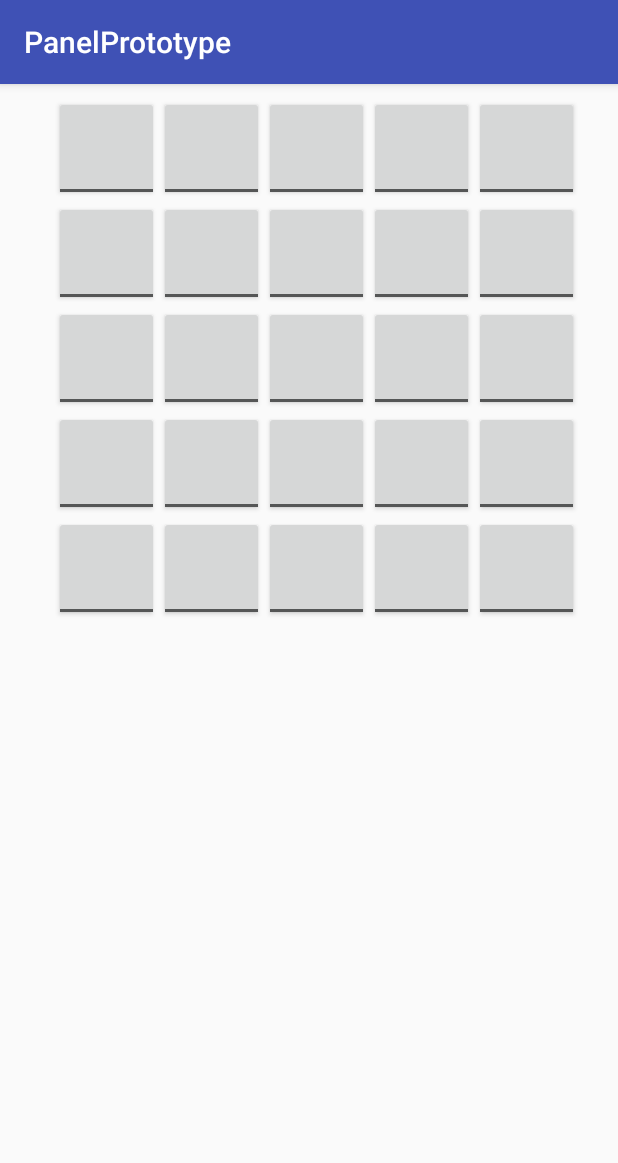
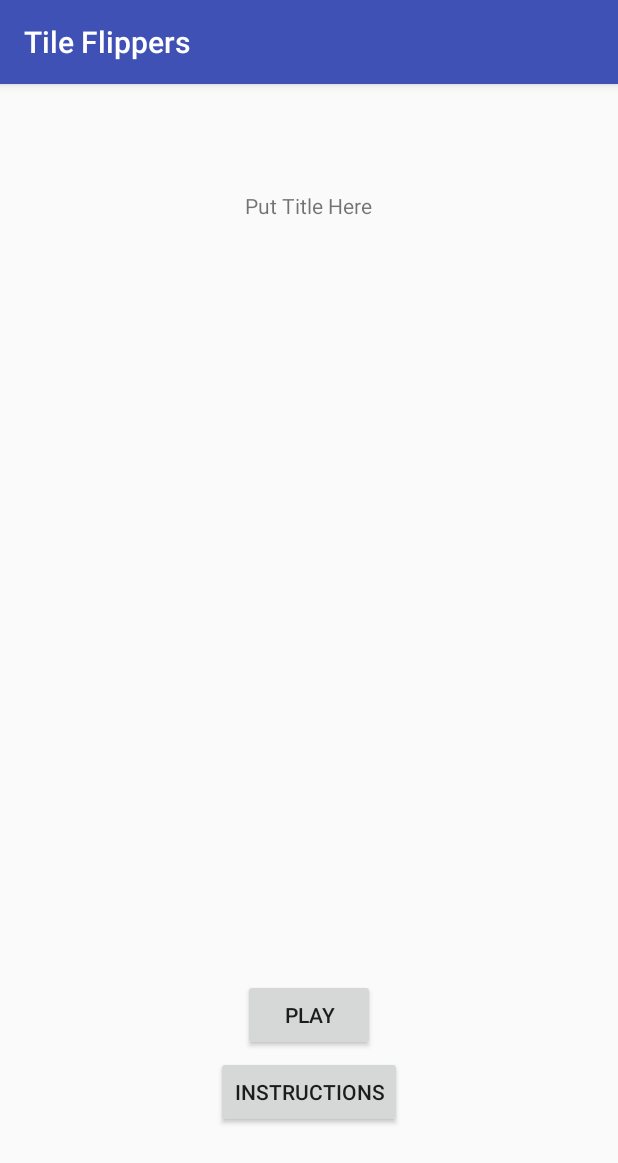
Before and after one commit to PlasmaDiffusion/PanelFlipPuzzleGame, an Android app: the screen it shows after launch (MainActivity before the commit, MenuActivity after it), on a phone screen of 412 x 824 dp. Shown: the top 1163 px of the screen. Run offline under Robolectric (Android 15) with nearby library versions, the phone set to English and light mode, and no system bars.

Commit message:
Menu and Misc
[Add]
-Menu intent that transitions into the game
-Game keeps track of how many times user flips tiles

[Mod]
-Tiles change color when flipped
-Tiles show 'X'/'O' when flipped

```diff
--- a/app/src/main/AndroidManifest.xml
+++ b/app/src/main/AndroidManifest.xml
@@ -10,6 +10,9 @@
         android:supportsRtl="true"
         android:theme="@style/AppTheme">
         <activity android:name=".MainActivity">
+
+        </activity>
+        <activity android:name=".MenuActivity">
             <intent-filter>
                 <action android:name="android.intent.action.MAIN" />
 
--- /dev/null
+++ b/app/src/main/java/com/example/a100580683/panelprototype/MenuActivity.java
@@ -0,0 +1,26 @@
+package com.example.a100580683.panelprototype;
+
+import android.content.Intent;
+import android.os.Bundle;
+import android.support.v7.app.AppCompatActivity;
+import android.view.View;
+
+/**
+ * Created by 100585588 on 11/29/2017.
+ */
+
+public class MenuActivity extends AppCompatActivity{
+    protected void onCreate(Bundle savedInstanceState) {
+        super.onCreate(savedInstanceState);
+        setContentView(R.layout.activity_menu);
+    }
+
+    public void startGame(View view){
+        Intent intent = new Intent(this, MainActivity.class);
+        startActivity(intent);
+    }
+
+    public void showTutorial(View view){
+
+    }
+}
--- a/app/src/main/res/layout/activity_main.xml
+++ b/app/src/main/res/layout/activity_main.xml
@@ -18,7 +18,7 @@
         app:layout_constraintLeft_toLeftOf="parent"
         app:layout_constraintRight_toRightOf="parent"
         app:layout_constraintTop_toTopOf="parent"
-        app:layout_constraintVertical_bias="0.0">
+        app:layout_constraintVertical_bias="1.0">
 
         <TableRow
             android:layout_width="match_parent"
@@ -31,7 +31,7 @@
                 android:checked="false"
                 android:onClick="flipPanel"
                 android:text="@string/togglebutton"
-                android:textOff = "@string/blank"
+                android:textOff="@string/blank"
 
                 />
 
@@ -42,7 +42,7 @@
                 android:checked="false"
                 android:onClick="flipPanel"
                 android:text="@string/togglebutton"
-                android:textOff = "@string/blank"/>
+                android:textOff="@string/blank" />
 
 
             <ToggleButton
@@ -52,7 +52,7 @@
                 android:checked="false"
                 android:onClick="flipPanel"
                 android:text="@string/togglebutton"
-                android:textOff = "@string/blank"/>
+                android:textOff="@string/blank" />
 
             <ToggleButton
                 android:id="@+id/toggleButton3"
@@ -61,22 +61,21 @@
                 android:checked="false"
                 android:onClick="flipPanel"
                 android:text="@string/togglebutton"
-                android:textOff = "@string/blank"/>
+                android:textOff="@string/blank" />
 
             <ToggleButton
                 android:id="@+id/toggleButton4"
                 android:layout_width="70dp"
                 android:layout_height="70dp"
                 android:checked="false"
+                android:onClick="flipPanel"
                 android:text="@string/togglebutton"
-                android:onClick="flipPanel"
-                android:textOff = "@string/blank"
-                />
+                android:textOff="@string/blank" />
         </TableRow>
 
         <TableRow
             android:layout_width="match_parent"
-            android:layout_height="match_parent" >
+            android:layout_height="match_parent">
 
             <ToggleButton
                 android:id="@+id/toggleButton5"
@@ -85,7 +84,7 @@
                 android:checked="false"
                 android:onClick="flipPanel"
                 android:text="@string/togglebutton"
-                android:textOff = "@string/blank"/>
+                android:textOff="@string/blank" />
 
             <ToggleButton
                 android:id="@+id/toggleButton6"
@@ -94,7 +93,7 @@
                 android:checked="false"
                 android:onClick="flipPanel"
                 android:text="@string/togglebutton"
-                android:textOff = "@string/blank"/>
+                android:textOff="@string/blank" />
 
             <ToggleButton
                 android:id="@+id/toggleButton7"
@@ -103,7 +102,7 @@
                 android:checked="false"
                 android:onClick="flipPanel"
                 android:text="@string/togglebutton"
-                android:textOff = "@string/blank"/>
+                android:textOff="@string/blank" />
 
             <ToggleButton
                 android:id="@+id/toggleButton8"
@@ -112,7 +111,7 @@
                 android:checked="false"
                 android:onClick="flipPanel"
                 android:text="@string/togglebutton"
-                android:textOff = "@string/blank"/>
+                android:textOff="@string/blank" />
 
             <ToggleButton
                 android:id="@+id/toggleButton9"
@@ -121,12 +120,12 @@
                 android:checked="false"
                 android:onClick="flipPanel"
                 android:text="@string/togglebutton"
-                android:textOff = "@string/blank"/>
+                android:textOff="@string/blank" />
         </TableRow>
 
         <TableRow
             android:layout_width="match_parent"
-            android:layout_height="match_parent" >
+            android:layout_height="match_parent">
 
             <ToggleButton
                 android:id="@+id/toggleButton10"
@@ -135,7 +134,7 @@
                 android:checked="false"
                 android:onClick="flipPanel"
                 android:text="@string/togglebutton"
-                android:textOff = "@string/blank"/>
+                android:textOff="@string/blank" />
 
             <ToggleButton
                 android:id="@+id/toggleButton11"
@@ -144,7 +143,7 @@
                 android:checked="false"
                 android:onClick="flipPanel"
                 android:text="@string/togglebutton"
-                android:textOff = "@string/blank"/>
+                android:textOff="@string/blank" />
 
             <ToggleButton
                 android:id="@+id/toggleButton12"
@@ -153,7 +152,7 @@
                 android:checked="false"
                 android:onClick="flipPanel"
                 android:text="@string/togglebutton"
-                android:textOff = "@string/blank"/>
+                android:textOff="@string/blank" />
 
             <ToggleButton
                 android:id="@+id/toggleButton13"
@@ -162,7 +161,7 @@
                 android:checked="false"
                 android:onClick="flipPanel"
                 android:text="@string/togglebutton"
-                android:textOff = "@string/blank"/>
+                android:textOff="@string/blank" />
 
             <ToggleButton
                 android:id="@+id/toggleButton14"
@@ -171,12 +170,12 @@
                 android:checked="false"
                 android:onClick="flipPanel"
                 android:text="@string/togglebutton"
-                android:textOff = "@string/blank"/>
+                android:textOff="@string/blank" />
         </TableRow>
 
         <TableRow
             android:layout_width="match_parent"
-            android:layout_height="match_parent" >
+            android:layout_height="match_parent">
 
             <ToggleButton
                 android:id="@+id/toggleButton15"
@@ -185,7 +184,7 @@
                 android:checked="false"
                 android:onClick="flipPanel"
                 android:text="@string/togglebutton"
-                android:textOff = "@string/blank"/>
+                android:textOff="@string/blank" />
 
             <ToggleButton
                 android:id="@+id/toggleButton16"
@@ -194,7 +193,7 @@
                 android:checked="false"
                 android:onClick="flipPanel"
                 android:text="@string/togglebutton"
-                android:textOff = "@string/blank"/>
+                android:textOff="@string/blank" />
 
             <ToggleButton
                 android:id="@+id/toggleButton17"
@@ -203,7 +202,7 @@
                 android:checked="false"
                 android:onClick="flipPanel"
                 android:text="@string/togglebutton"
-                android:textOff = "@string/blank"/>
+                android:textOff="@string/blank" />
 
             <ToggleButton
                 android:id="@+id/toggleButton18"
@@ -212,7 +211,7 @@
                 android:checked="false"
                 android:onClick="flipPanel"
                 android:text="@string/togglebutton"
-                android:textOff = "@string/blank"/>
+                android:textOff="@string/blank" />
 
             <ToggleButton
                 android:id="@+id/toggleButton19"
@@ -221,12 +220,12 @@
                 android:checked="false"
                 android:onClick="flipPanel"
                 android:text="@string/togglebutton"
-                android:textOff = "@string/blank"/>
+                android:textOff="@string/blank" />
         </TableRow>
 
         <TableRow
             android:layout_width="match_parent"
-            android:layout_height="match_parent" >
+            android:layout_height="match_parent">
 
             <ToggleButton
                 android:id="@+id/toggleButton20"
@@ -235,7 +234,7 @@
                 android:checked="false"
                 android:onClick="flipPanel"
                 android:text="@string/togglebutton"
-                android:textOff = "@string/blank"/>
+                android:textOff="@string/blank" />
 
             <ToggleButton
                 android:id="@+id/toggleButton21"
@@ -244,7 +243,7 @@
                 android:checked="false"
                 android:onClick="flipPanel"
                 android:text="@string/togglebutton"
-                android:textOff = "@string/blank"/>
+                android:textOff="@string/blank" />
 
             <ToggleButton
                 android:id="@+id/toggleButton22"
@@ -253,7 +252,7 @@
                 android:checked="false"
                 android:onClick="flipPanel"
                 android:text="@string/togglebutton"
-                android:textOff = "@string/blank"/>
+                android:textOff="@string/blank" />
 
             <ToggleButton
                 android:id="@+id/toggleButton23"
@@ -262,7 +261,7 @@
                 android:checked="false"
                 android:onClick="flipPanel"
                 android:text="@string/togglebutton"
-                android:textOff = "@string/blank"/>
+                android:textOff="@string/blank" />
 
             <ToggleButton
                 android:id="@+id/toggleButton24"
@@ -271,8 +270,14 @@
                 android:checked="false"
                 android:onClick="flipPanel"
                 android:text="@string/togglebutton"
-                android:textOff = "@string/blank"/>
+                android:textOff="@string/blank" />
         </TableRow>
     </TableLayout>
 
+    <TextView
+        android:id="@+id/txt_Turns"
+        android:layout_width="wrap_content"
+        android:layout_height="wrap_content"
+        android:text="Flips:" />
+
 </android.support.constraint.ConstraintLayout>
--- /dev/null
+++ b/app/src/main/res/layout/activity_menu.xml
@@ -0,0 +1,35 @@
+<?xml version="1.0" encoding="utf-8"?>
+
+    <RelativeLayout
+        xmlns:android="http://schemas.android.com/apk/res/android"
+        android:layout_width="match_parent"
+        android:layout_height="match_parent">
+
+        <Button
+        android:id="@+id/btn_Start"
+        android:layout_width="wrap_content"
+        android:layout_height="wrap_content"
+        android:text="Play"
+        android:onClick="startGame"
+            android:layout_marginBottom="51dp"
+            android:layout_alignBottom="@+id/btn_Help"
+            android:layout_centerHorizontal="true" />
+
+    <Button
+        android:id="@+id/btn_Help"
+        android:layout_width="wrap_content"
+        android:layout_height="wrap_content"
+        android:text="Instructions"
+        android:layout_alignParentBottom="true"
+        android:layout_centerHorizontal="true"
+        android:layout_marginBottom="72dp" />
+
+    <TextView
+        android:id="@+id/textView"
+        android:layout_width="wrap_content"
+        android:layout_height="wrap_content"
+        android:layout_alignParentTop="true"
+        android:layout_centerHorizontal="true"
+        android:layout_marginTop="71dp"
+        android:text="Put Title Here" />
+</RelativeLayout>
--- a/app/src/main/res/values/strings.xml
+++ b/app/src/main/res/values/strings.xml
@@ -1,5 +1,5 @@
 <resources>
-    <string name="app_name">PanelPrototype</string>
+    <string name="app_name">Tile Flippers</string>
     <string name="togglebutton">ToggleButton</string>
     <string name="blank" />
 </resources>
```
Also changed, not shown: app/src/main/java/com/example/a100580683/panelprototype/MainActivity.java (+39 -2 lines).
